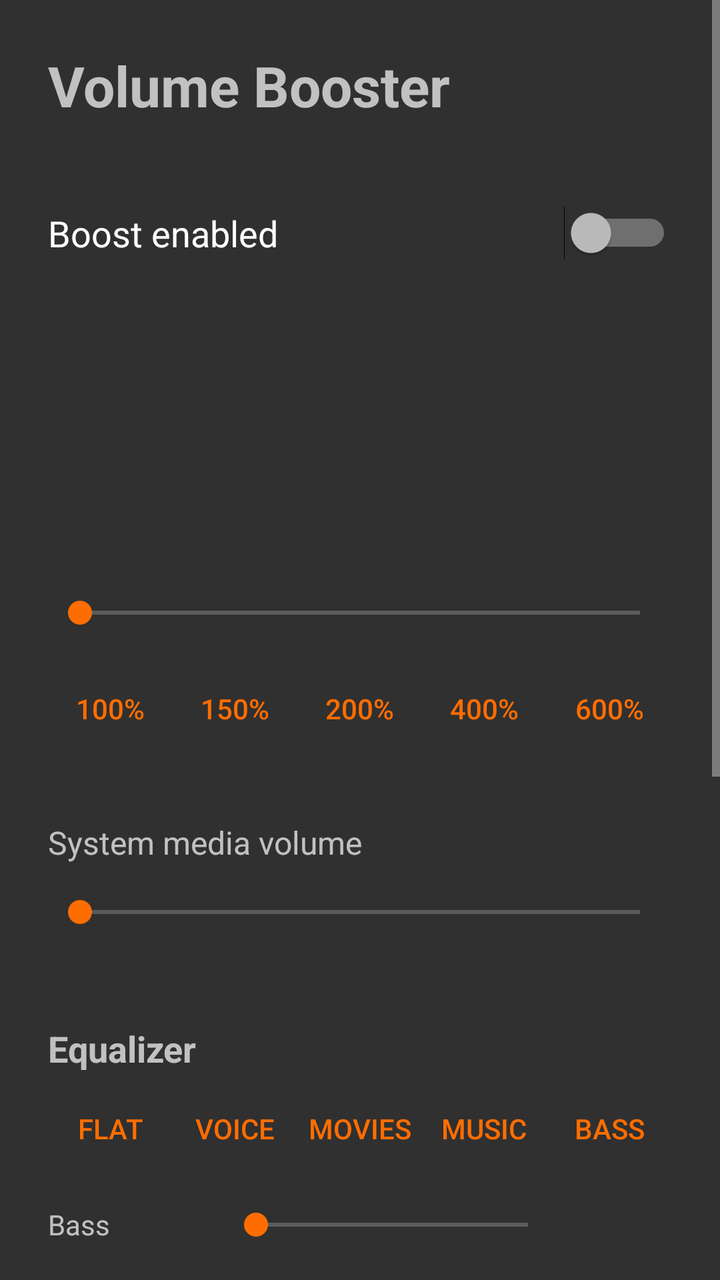
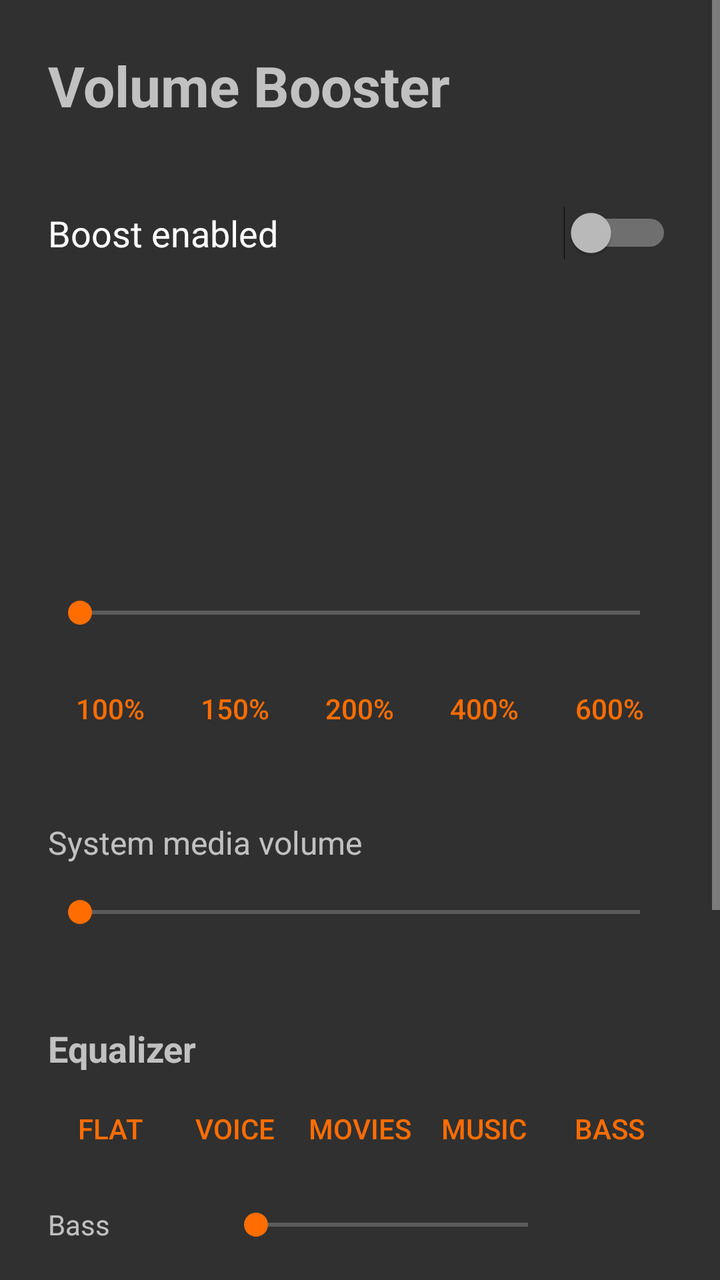

The first picture is an Android layout as it rendered before a commit; the second is the same layout after the commit. The layout source and the unified diff follow.
<!-- AndroidManifest.xml: application theme AppTheme -->
<!-- res/layout/activity_main.xml -->
<?xml version="1.0" encoding="utf-8"?>
<ScrollView xmlns:android="http://schemas.android.com/apk/res/android"
    android:layout_width="match_parent"
    android:layout_height="match_parent"
    android:fitsSystemWindows="true">

    <LinearLayout
        android:layout_width="match_parent"
        android:layout_height="wrap_content"
        android:orientation="vertical"
        android:padding="24dp">

        <TextView
            android:layout_width="wrap_content"
            android:layout_height="wrap_content"
            android:text="@string/app_name"
            android:textSize="28sp"
            android:textStyle="bold" />

        <TextView
            android:id="@+id/versionLabel"
            android:layout_width="wrap_content"
            android:layout_height="wrap_content"
            android:alpha="0.7"
            android:textSize="13sp" />

        <Switch
            android:id="@+id/enableSwitch"
            android:layout_width="match_parent"
            android:layout_height="wrap_content"
            android:layout_marginTop="24dp"
            android:text="@string/enable"
            android:textSize="18sp" />

        <TextView
            android:id="@+id/boostLabel"
            android:layout_width="match_parent"
            android:layout_height="wrap_content"
            android:layout_marginTop="32dp"
            android:gravity="center"
            android:textColor="?android:attr/colorAccent"
            android:textSize="64sp"
            android:textStyle="bold" />

        <TextView
            android:id="@+id/gainLabel"
            android:layout_width="match_parent"
            android:layout_height="wrap_content"
            android:gravity="center"
            android:textSize="14sp" />

        <SeekBar
            android:id="@+id/boostBar"
            android:layout_width="match_parent"
            android:layout_height="48dp"
            android:layout_marginTop="16dp" />

        <LinearLayout
            android:layout_width="match_parent"
            android:layout_height="wrap_content"
            android:orientation="horizontal">

            <Button android:id="@+id/preset100" style="@style/Preset" android:text="100%" />
            <Button android:id="@+id/preset150" style="@style/Preset" android:text="150%" />
            <Button android:id="@+id/preset200" style="@style/Preset" android:text="200%" />
            <Button android:id="@+id/preset400" style="@style/Preset" android:text="400%" />
            <Button android:id="@+id/preset600" style="@style/Preset" android:text="600%" />
        </LinearLayout>

        <TextView
            android:layout_width="wrap_content"
            android:layout_height="wrap_content"
            android:layout_marginTop="32dp"
            android:text="@string/media_volume"
            android:textSize="16sp" />

        <SeekBar
            android:id="@+id/volumeBar"
            android:layout_width="match_parent"
            android:layout_height="48dp" />


        <TextView
            style="@style/SectionTitle"
            android:text="@string/equalizer" />

        <LinearLayout
            android:layout_width="match_parent"
            android:layout_height="wrap_content"
            android:orientation="horizontal">

            <Button android:id="@+id/eqFlat" style="@style/Preset" android:text="@string/preset_flat" />
            <Button android:id="@+id/eqVoice" style="@style/Preset" android:text="@string/preset_voice" />
            <Button android:id="@+id/eqMovies" style="@style/Preset" android:text="@string/preset_movies" />
            <Button android:id="@+id/eqMusic" style="@style/Preset" android:text="@string/preset_music" />
            <Button android:id="@+id/eqBass" style="@style/Preset" android:text="@string/preset_bass" />
        </LinearLayout>

        <LinearLayout
            android:layout_width="match_parent"
            android:layout_height="wrap_content"
            android:gravity="center_vertical"
            android:orientation="horizontal">

            <TextView
                android:layout_width="88dp"
                android:layout_height="wrap_content"
                android:text="@string/bass" />

            <SeekBar
                android:id="@+id/bassBar"
                android:layout_width="0dp"
                android:layout_height="48dp"
                android:layout_weight="1" />

            <TextView
                android:id="@+id/bassValue"
                android:layout_width="56dp"
                android:layout_height="wrap_content"
                android:gravity="end" />
        </LinearLayout>

        <LinearLayout
            android:layout_width="match_parent"
            android:layout_height="wrap_content"
            android:gravity="center_vertical"
            android:orientation="horizontal">

            <TextView
                android:layout_width="88dp"
                android:layout_height="wrap_content"
                android:text="@string/mid" />

            <SeekBar
                android:id="@+id/midBar"
                android:layout_width="0dp"
                android:layout_height="48dp"
                android:layout_weight="1" />

            <TextView
                android:id="@+id/midValue"
                android:layout_width="56dp"
                android:layout_height="wrap_content"
                android:gravity="end" />
        </LinearLayout>

        <LinearLayout
            android:layout_width="match_parent"
            android:layout_height="wrap_content"
            android:gravity="center_vertical"
            android:orientation="horizontal">

            <TextView
                android:layout_width="88dp"
                android:layout_height="wrap_content"
                android:text="@string/treble" />

            <SeekBar
                android:id="@+id/trebleBar"
                android:layout_width="0dp"
                android:layout_height="48dp"
                android:layout_weight="1" />

            <TextView
                android:id="@+id/trebleValue"
                android:layout_width="56dp"
                android:layout_height="wrap_content"
                android:gravity="end" />
        </LinearLayout>

        <LinearLayout
            android:layout_width="match_parent"
            android:layout_height="wrap_content"
            android:gravity="center_vertical"
            android:orientation="horizontal">

            <TextView
                android:layout_width="88dp"
                android:layout_height="wrap_content"
                android:text="@string/bass_boost" />

            <SeekBar
                android:id="@+id/bassBoostBar"
                android:layout_width="0dp"
                android:layout_height="48dp"
                android:layout_weight="1" />

            <TextView
                android:id="@+id/bassBoostValue"
                android:layout_width="56dp"
                android:layout_height="wrap_content"
                android:gravity="end" />
        </LinearLayout>

        <TextView
            style="@style/SectionTitle"
            android:text="@string/volume_keys_label" />

        <Switch
            android:id="@+id/volumeKeysSwitch"
            android:layout_width="match_parent"
            android:layout_height="wrap_content"
            android:text="@string/volume_keys_switch"
            android:textSize="16sp" />

        <TextView
            android:layout_width="match_parent"
            android:layout_height="wrap_content"
            android:layout_marginTop="4dp"
            android:alpha="0.7"
            android:text="@string/volume_keys_hint"
            android:textSize="13sp" />

        <TextView
            android:id="@+id/warning"
            android:layout_width="match_parent"
            android:layout_height="wrap_content"
            android:layout_marginTop="16dp"
            android:text="@string/attach_failed"
            android:textColor="#E65100"
            android:visibility="gone" />

        <TextView
            android:layout_width="match_parent"
            android:layout_height="wrap_content"
            android:layout_marginTop="32dp"
            android:alpha="0.7"
            android:text="@string/hint"
            android:textSize="13sp" />
    </LinearLayout>
</ScrollView>
<!-- resources referenced by this layout -->
<resources>
  <string name="app_name">Volume Booster</string>
  <string name="attach_failed">This device refused the global audio effect. Boost will only apply to players that announce their audio session (most music and video apps do).</string>
  <string name="bass">Bass</string>
  <string name="bass_boost">Bass boost</string>
  <string name="enable">Boost enabled</string>
  <string name="equalizer">Equalizer</string>
  <string name="hint">Boost applies to all audio from your phone. Some apps or devices may ignore it. Pull down Quick Settings and edit the tiles to add a Volume Booster toggle.</string>
  <string name="media_volume">System media volume</string>
  <string name="mid">Mid</string>
  <string name="preset_bass">Bass</string>
  <string name="preset_flat">Flat</string>
  <string name="preset_movies">Movies</string>
  <string name="preset_music">Music</string>
  <string name="preset_voice">Voice</string>
  <string name="treble">Treble</string>
  <string name="volume_keys_hint" formatted="false">When media volume is at maximum, volume up raises the boost by 25% and volume down lowers it again. Needs the Volume Booster accessibility service, which only reads the volume keys.</string>
  <string name="volume_keys_label">Volume buttons</string>
  <string name="volume_keys_switch">Volume buttons control boost</string>
  <style name="Preset" parent="android:Widget.Material.Button.Borderless.Colored">
          <item name="android:layout_width">0dp</item>
          <item name="android:layout_height">wrap_content</item>
          <item name="android:layout_weight">1</item>
          <item name="android:minWidth">0dp</item>
          <item name="android:paddingStart">0dp</item>
          <item name="android:paddingEnd">0dp</item>
      </style>
  <style name="SectionTitle">
          <item name="android:layout_width">wrap_content</item>
          <item name="android:layout_height">wrap_content</item>
          <item name="android:layout_marginTop">32dp</item>
          <item name="android:layout_marginBottom">4dp</item>
          <item name="android:textSize">18sp</item>
          <item name="android:textStyle">bold</item>
      </style>
  <style name="AppTheme" parent="android:Theme.Material.NoActionBar">
          <item name="android:colorAccent">#FF6D00</item>
          <item name="android:colorPrimary">#FF6D00</item>
      </style>
</resources>

<!-- the commit's change to res/layout/activity_main.xml (unified diff, before → after) -->
@@ -192,24 +192,33 @@
                 android:gravity="end" />
         </LinearLayout>
 
-        <TextView
-            style="@style/SectionTitle"
-            android:text="@string/volume_keys_label" />
-
-        <Switch
-            android:id="@+id/volumeKeysSwitch"
-            android:layout_width="match_parent"
-            android:layout_height="wrap_content"
-            android:text="@string/volume_keys_switch"
-            android:textSize="16sp" />
-
-        <TextView
-            android:layout_width="match_parent"
-            android:layout_height="wrap_content"
-            android:layout_marginTop="4dp"
-            android:alpha="0.7"
-            android:text="@string/volume_keys_hint"
-            android:textSize="13sp" />
+        
+        <LinearLayout
+            android:id="@+id/volumeKeysSection"
+            android:layout_width="match_parent"
+            android:layout_height="wrap_content"
+            android:orientation="vertical"
+            android:visibility="gone">
+
+            <TextView
+                style="@style/SectionTitle"
+                android:text="@string/volume_keys_label" />
+
+            <Switch
+                android:id="@+id/volumeKeysSwitch"
+                android:layout_width="match_parent"
+                android:layout_height="wrap_content"
+                android:text="@string/volume_keys_switch"
+                android:textSize="16sp" />
+
+            <TextView
+                android:layout_width="match_parent"
+                android:layout_height="wrap_content"
+                android:layout_marginTop="4dp"
+                android:alpha="0.7"
+                android:text="@string/volume_keys_hint"
+                android:textSize="13sp" />
+        </LinearLayout>
 
         <TextView
             android:id="@+id/warning"
